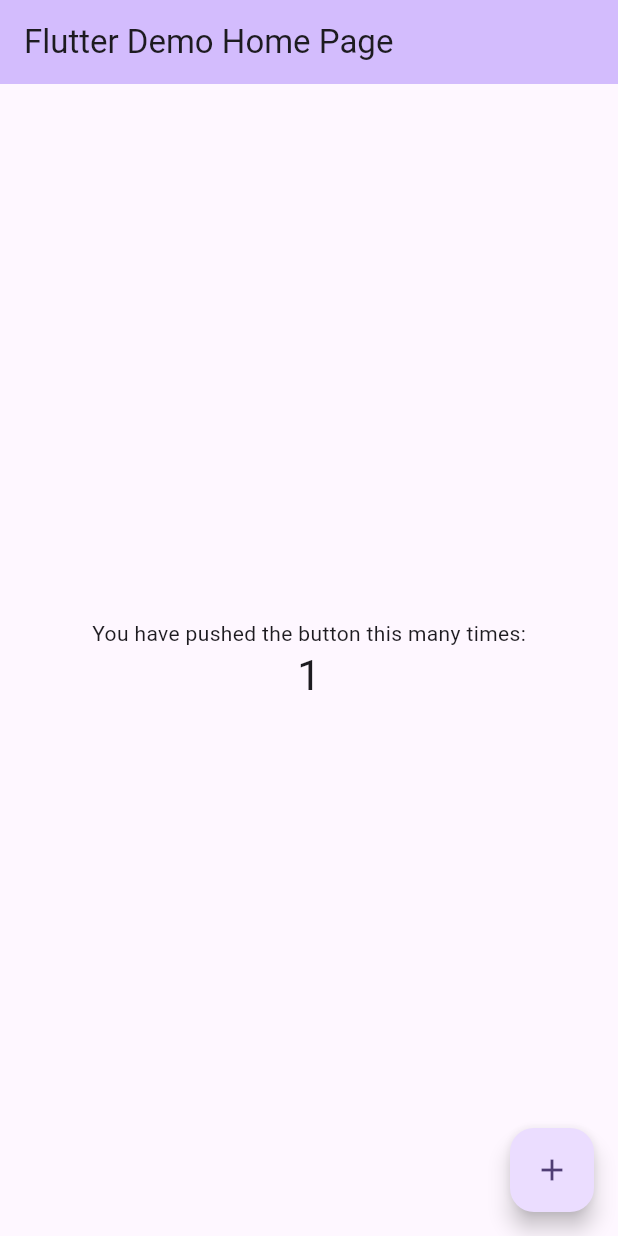
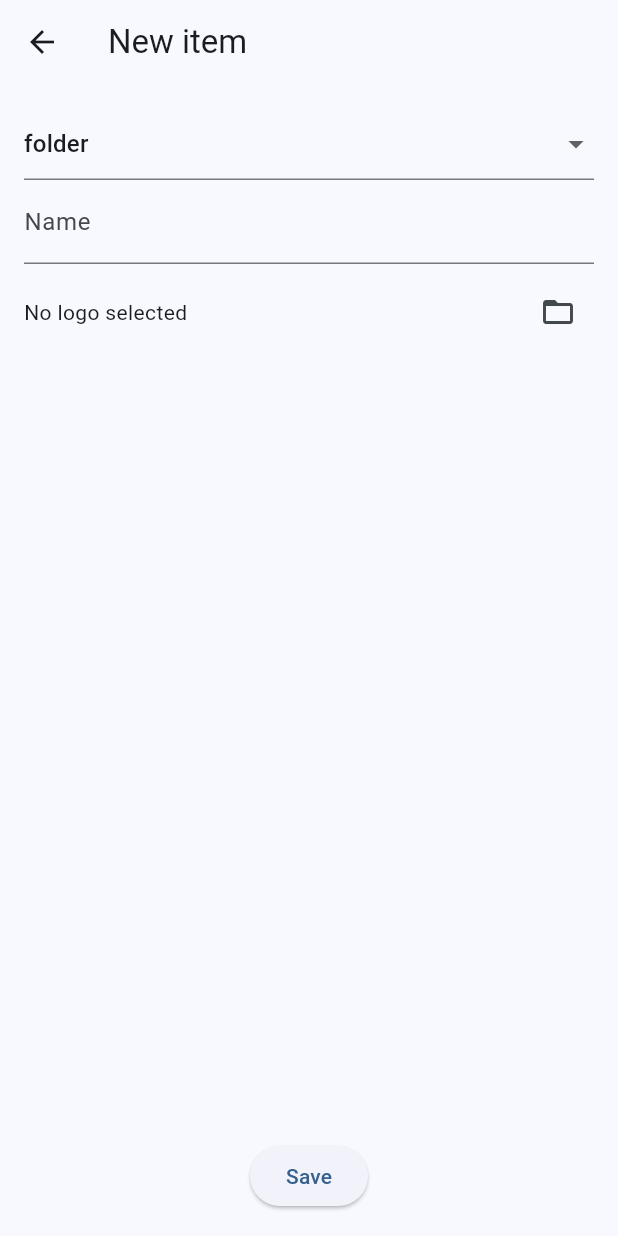
Before and after one commit to elianollivier/FlutterIptvPlayer, a Flutter app: the screen it shows after launch, after a tap on the "add" icon, on a phone screen of 412 x 824 dp. Run offline on Flutter 3.47's test engine with Material 3 defaults, Android fonts, the phone set to English and light mode, and no system bars; our stand-ins replace file_picker, logger.

Commit message:
Add basic IPTV data models and initial UI

```diff
--- a/lib/main.dart
+++ b/lib/main.dart
@@ -1,4 +1,6 @@
 import 'package:flutter/material.dart';
+
+import 'src/screens/home_screen.dart';
 
 void main() {
   runApp(const MyApp());
@@ -7,119 +9,15 @@ void main() {
 class MyApp extends StatelessWidget {
   const MyApp({super.key});
 
-  // This widget is the root of your application.
   @override
   Widget build(BuildContext context) {
     return MaterialApp(
-      title: 'Flutter Demo',
+      title: 'IPTV Player',
       theme: ThemeData(
-        // This is the theme of your application.
-        //
-        // TRY THIS: Try running your application with "flutter run". You'll see
-        // the application has a purple toolbar. Then, without quitting the app,
-        // try changing the seedColor in the colorScheme below to Colors.green
-        // and then invoke "hot reload" (save your changes or press the "hot
-        // reload" button in a Flutter-supported IDE, or press "r" if you used
-        // the command line to start the app).
-        //
-        // Notice that the counter didn't reset back to zero; the application
-        // state is not lost during the reload. To reset the state, use hot
-        // restart instead.
-        //
-        // This works for code too, not just values: Most code changes can be
-        // tested with just a hot reload.
-        colorScheme: ColorScheme.fromSeed(seedColor: Colors.deepPurple),
+        colorScheme: ColorScheme.fromSeed(seedColor: Colors.blue),
         useMaterial3: true,
       ),
-      home: const MyHomePage(title: 'Flutter Demo Home Page'),
+      home: const HomeScreen(),
     );
   }
 }
-
-class MyHomePage extends StatefulWidget {
-  const MyHomePage({super.key, required this.title});
-
-  // This widget is the home page of your application. It is stateful, meaning
-  // that it has a State object (defined below) that contains fields that affect
-  // how it looks.
-
-  // This class is the configuration for the state. It holds the values (in this
-  // case the title) provided by the parent (in this case the App widget) and
-  // used by the build method of the State. Fields in a Widget subclass are
-  // always marked "final".
-
-  final String title;
-
-  @override
-  State<MyHomePage> createState() => _MyHomePageState();
-}
-
-class _MyHomePageState extends State<MyHomePage> {
-  int _counter = 0;
-
-  void _incrementCounter() {
-    setState(() {
-      // This call to setState tells the Flutter framework that something has
-      // changed in this State, which causes it to rerun the build method below
-      // so that the display can reflect the updated values. If we changed
-      // _counter without calling setState(), then the build method would not be
-      // called again, and so nothing would appear to happen.
-      _counter++;
-    });
-  }
-
-  @override
-  Widget build(BuildContext context) {
-    // This method is rerun every time setState is called, for instance as done
-    // by the _incrementCounter method above.
-    //
-    // The Flutter framework has been optimized to make rerunning build methods
-    // fast, so that you can just rebuild anything that needs updating rather
-    // than having to individually change instances of widgets.
-    return Scaffold(
-      appBar: AppBar(
-        // TRY THIS: Try changing the color here to a specific color (to
-        // Colors.amber, perhaps?) and trigger a hot reload to see the AppBar
-        // change color while the other colors stay the same.
-        backgroundColor: Theme.of(context).colorScheme.inversePrimary,
-        // Here we take the value from the MyHomePage object that was created by
-        // the App.build method, and use it to set our appbar title.
-        title: Text(widget.title),
-      ),
-      body: Center(
-        // Center is a layout widget. It takes a single child and positions it
-        // in the middle of the parent.
-        child: Column(
-          // Column is also a layout widget. It takes a list of children and
-          // arranges them vertically. By default, it sizes itself to fit its
-          // children horizontally, and tries to be as tall as its parent.
-          //
-          // Column has various properties to control how it sizes itself and
-          // how it positions its children. Here we use mainAxisAlignment to
-          // center the children vertically; the main axis here is the vertical
-          // axis because Columns are vertical (the cross axis would be
-          // horizontal).
-          //
-          // TRY THIS: Invoke "debug painting" (choose the "Toggle Debug Paint"
-          // action in the IDE, or press "p" in the console), to see the
-          // wireframe for each widget.
-          mainAxisAlignment: MainAxisAlignment.center,
-          children: <Widget>[
-            const Text(
-              'You have pushed the button this many times:',
-            ),
-            Text(
-              '$_counter',
-              style: Theme.of(context).textTheme.headlineMedium,
-            ),
-          ],
-        ),
-      ),
-      floatingActionButton: FloatingActionButton(
-        onPressed: _incrementCounter,
-        tooltip: 'Increment',
-        child: const Icon(Icons.add),
-      ), // This trailing comma makes auto-formatting nicer for build methods.
-    );
-  }
-}
--- /dev/null
+++ b/lib/src/models/iptv_models.dart
@@ -0,0 +1,76 @@
+import 'dart:convert';
+
+enum IptvItemType { folder, channel }
+
+class ChannelLink {
+  final String name;
+  final String url;
+  final String resolution;
+  final String fps;
+  final String notes;
+
+  ChannelLink({
+    required this.name,
+    required this.url,
+    required this.resolution,
+    required this.fps,
+    required this.notes,
+  });
+
+  factory ChannelLink.fromJson(Map<String, dynamic> json) => ChannelLink(
+        name: json['name'] as String,
+        url: json['url'] as String,
+        resolution: json['resolution'] as String? ?? '',
+        fps: json['fps'] as String? ?? '',
+        notes: json['notes'] as String? ?? '',
+      );
+
+  Map<String, dynamic> toJson() => {
+        'name': name,
+        'url': url,
+        'resolution': resolution,
+        'fps': fps,
+        'notes': notes,
+      };
+}
+
+class IptvItem {
+  final String id;
+  final IptvItemType type;
+  final String name;
+  final String? logoPath;
+  final List<ChannelLink> links;
+  final String? parentId;
+
+  IptvItem({
+    required this.id,
+    required this.type,
+    required this.name,
+    this.logoPath,
+    this.links = const [],
+    this.parentId,
+  });
+
+  factory IptvItem.fromJson(Map<String, dynamic> json) => IptvItem(
+        id: json['id'] as String,
+        type: IptvItemType.values[json['type'] as int],
+        name: json['name'] as String,
+        logoPath: json['logoPath'] as String?,
+        links: (json['links'] as List<dynamic>? ?? [])
+            .map((e) => ChannelLink.fromJson(e as Map<String, dynamic>))
+            .toList(),
+        parentId: json['parentId'] as String?,
+      );
+
+  Map<String, dynamic> toJson() => {
+        'id': id,
+        'type': type.index,
+        'name': name,
+        'logoPath': logoPath,
+        'links': links.map((e) => e.toJson()).toList(),
+        'parentId': parentId,
+      };
+
+  @override
+  String toString() => jsonEncode(toJson());
+}
--- /dev/null
+++ b/lib/src/screens/home_screen.dart
@@ -0,0 +1,75 @@
+import 'dart:io';
+
+import 'package:flutter/material.dart';
+
+import '../models/iptv_models.dart';
+import '../services/storage_service.dart';
+import 'item_form_screen.dart';
+
+class HomeScreen extends StatefulWidget {
+  const HomeScreen({super.key});
+
+  @override
+  State<HomeScreen> createState() => _HomeScreenState();
+}
+
+class _HomeScreenState extends State<HomeScreen> {
+  final StorageService _storage = StorageService();
+  List<IptvItem> _items = [];
+
+  @override
+  void initState() {
+    super.initState();
+    _load();
+  }
+
+  Future<void> _load() async {
+    final data = await _storage.loadItems();
+    setState(() {
+      _items = data;
+    });
+  }
+
+  Future<void> _addItem() async {
+    final result = await Navigator.push<IptvItem>(
+      context,
+      MaterialPageRoute(builder: (c) => const ItemFormScreen()),
+    );
+    if (result != null) {
+      setState(() {
+        _items.add(result);
+      });
+      await _storage.saveItems(_items);
+    }
+  }
+
+  @override
+  Widget build(BuildContext context) {
+    return Scaffold(
+      appBar: AppBar(title: const Text('IPTV Player')),
+      body: ListView.builder(
+        itemCount: _items.length,
+        itemBuilder: (context, index) {
+          final item = _items[index];
+          return ListTile(
+            leading: item.logoPath != null
+                ? Image.file(
+                    File(item.logoPath!),
+                    width: 40,
+                    height: 40,
+                  )
+                : Icon(item.type == IptvItemType.folder
+                    ? Icons.folder
+                    : Icons.tv),
+            title: Text(item.name),
+            subtitle: Text(item.type.name),
+          );
+        },
+      ),
+      floatingActionButton: FloatingActionButton(
+        onPressed: _addItem,
+        child: const Icon(Icons.add),
+      ),
+    );
+  }
+}
--- /dev/null
+++ b/lib/src/screens/item_form_screen.dart
@@ -0,0 +1,92 @@
+import 'package:file_picker/file_picker.dart';
+import 'package:flutter/material.dart';
+import 'package:uuid/uuid.dart';
+
+import '../models/iptv_models.dart';
+
+class ItemFormScreen extends StatefulWidget {
+  const ItemFormScreen({super.key});
+
+  @override
+  State<ItemFormScreen> createState() => _ItemFormScreenState();
+}
+
+class _ItemFormScreenState extends State<ItemFormScreen> {
+  final _formKey = GlobalKey<FormState>();
+  IptvItemType _type = IptvItemType.folder;
+  final TextEditingController _nameCtrl = TextEditingController();
+  String? _logoPath;
+
+  IptvItem _buildItem() {
+    return IptvItem(
+      id: const Uuid().v4(),
+      type: _type,
+      name: _nameCtrl.text,
+      logoPath: _logoPath,
+    );
+  }
+
+  Future<void> _pickLogo() async {
+    final result = await FilePicker.platform.pickFiles(type: FileType.image);
+    if (result != null && result.files.single.path != null) {
+      setState(() {
+        _logoPath = result.files.single.path;
+      });
+    }
+  }
+
+  @override
+  Widget build(BuildContext context) {
+    return Scaffold(
+      appBar: AppBar(title: const Text('New item')),
+      body: Padding(
+        padding: const EdgeInsets.all(16),
+        child: Form(
+          key: _formKey,
+          child: Column(
+            children: [
+              DropdownButtonFormField<IptvItemType>(
+                value: _type,
+                items: IptvItemType.values
+                    .map((e) => DropdownMenuItem(
+                          value: e,
+                          child: Text(e.name),
+                        ))
+                    .toList(),
+                onChanged: (val) => setState(() => _type = val!),
+              ),
+              TextFormField(
+                controller: _nameCtrl,
+                decoration: const InputDecoration(labelText: 'Name'),
+                validator: (v) => v == null || v.isEmpty ? 'Required' : null,
+              ),
+              const SizedBox(height: 8),
+              Row(
+                children: [
+                  Expanded(
+                    child: _logoPath == null
+                        ? const Text('No logo selected')
+                        : Text(_logoPath!),
+                  ),
+                  IconButton(
+                    onPressed: _pickLogo,
+                    icon: const Icon(Icons.folder_open),
+                  ),
+                ],
+              ),
+              const Spacer(),
+              ElevatedButton(
+                onPressed: () {
+                  if (_formKey.currentState!.validate()) {
+                    Navigator.pop(context, _buildItem());
+                  }
+                },
+                child: const Text('Save'),
+              )
+            ],
+          ),
+        ),
+      ),
+    );
+  }
+}
--- /dev/null
+++ b/lib/src/services/storage_service.dart
@@ -0,0 +1,44 @@
+import 'dart:convert';
+import 'dart:io';
+
+import 'package:logger/logger.dart';
+import 'package:path_provider/path_provider.dart';
+
+import '../models/iptv_models.dart';
+
+class StorageService {
+  StorageService();
+
+  final Logger _logger = Logger();
+
+  Future<File> _getFile() async {
+    final dir = await getApplicationDocumentsDirectory();
+    return File('${dir.path}/iptv_data.json');
+  }
+
+  Future<List<IptvItem>> loadItems() async {
+    try {
+      final file = await _getFile();
+      if (!await file.exists()) {
+        return [];
+      }
+      final data = await file.readAsString();
+      final jsonList = jsonDecode(data) as List<dynamic>;
+      return jsonList
+          .map((e) => IptvItem.fromJson(e as Map<String, dynamic>))
+          .toList();
+    } catch (e) {
+      _logger.e('Load failed', error: e);
+      return [];
+    }
+  }
+
+  Future<void> saveItems(List<IptvItem> items) async {
+    try {
+      final file = await _getFile();
+      await file.writeAsString(jsonEncode(items.map((e) => e.toJson()).toList()));
+    } catch (e) {
+      _logger.e('Save failed', error: e);
+    }
+  }
+}
--- a/pubspec.yaml
+++ b/pubspec.yaml
@@ -30,6 +30,11 @@ environment:
 dependencies:
   flutter:
     sdk: flutter
+
+  logger: ^2.6.0
+  path_provider: ^2.1.5
+  uuid: ^4.5.1
+  file_picker: ^6.1.1
 
   # The following adds the Cupertino Icons font to your application.
   # Use with the CupertinoIcons class for iOS style icons.
```
Also changed, not shown: pubspec.lock, 2 other files.
